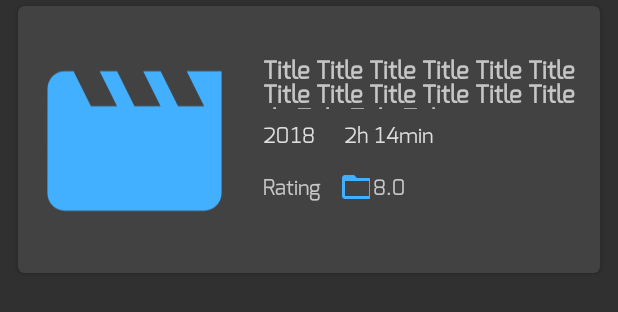
After one commit to ynsok/movie-app, an Android app: the layout search_item_list.xml on its own in the app's theme, with its tools: preview values and no code run, on a phone screen of 412 x 824 dp. The commit adds this screen. Shown: the top 312 px of the screen. Run offline under Robolectric (Android 15) with nearby library versions, the phone set to English and light mode, and no system bars.

Commit message:
searchRX

```diff
--- a/app/build.gradle
+++ b/app/build.gradle
@@ -84,6 +84,9 @@ dependencies {
     ktlint "com.github.shyiko:ktlint:0.29.0"
     implementation "me.cassiano:ktlint-html-reporter:0.2.0"
     implementation 'com.android.support:recyclerview-v7:28.0.0'
+
+    //RxJava2
+    implementation "io.reactivex.rxjava2:rxjava:2.1.14"
 }
 
 task detekt(type: JavaExec) {
--- a/app/src/main/java/com/example/movieapp/MyApplication.kt
+++ b/app/src/main/java/com/example/movieapp/MyApplication.kt
@@ -8,6 +8,7 @@ import com.example.movieapp.view.model.Browse.BrowseViewModelFactory
 import com.example.movieapp.view.model.Detail.DetailViewModel
 import com.example.movieapp.view.model.Genres.GenresViewModel
 import com.example.movieapp.view.model.Home.HomeViewModelFactory
+import com.example.movieapp.view.model.search.SearchViewModelFactory
 import com.jakewharton.retrofit2.adapter.kotlin.coroutines.CoroutineCallAdapterFactory
 import okhttp3.Interceptor
 import okhttp3.OkHttpClient
@@ -67,5 +68,6 @@ class MyApplication : Application(), KodeinAware {
         bind() from provider { BrowseViewModelFactory(instance()) }
         bind() from provider { GenresViewModel(instance()) }
         bind() from provider { DetailViewModel(instance()) }
+        bind() from provider { SearchViewModelFactory(instance()) }
     }
 }
--- a/app/src/main/java/com/example/movieapp/extention/Extention.kt
+++ b/app/src/main/java/com/example/movieapp/extention/Extention.kt
@@ -1,5 +1,7 @@
 package com.example.movieapp.extention
 
+import android.view.LayoutInflater
+import android.view.ViewGroup
 import com.example.movieapp.network.result.Result
 import retrofit2.Response
 import java.lang.Exception
@@ -16,3 +18,4 @@ suspend fun <T : Any> safeApi(call: suspend () -> Response<T>): Result<T> {
         return Result.Exception(e)
     }
 }
+fun ViewGroup.inflate(): LayoutInflater = LayoutInflater.from(context)
--- a/app/src/main/java/com/example/movieapp/network/MovieApiService.kt
+++ b/app/src/main/java/com/example/movieapp/network/MovieApiService.kt
@@ -35,4 +35,7 @@ interface MovieApiService {
 
     @GET("movie/{id}/videos?")
     fun getMovieDetailVideo(@Path("id") movieId: Int): Deferred<Response<Video>>
+
+    @GET("search/movie?")
+    fun getMoviesBySearch(@Query("query") query: String): Deferred<Response<Movie>>
 }
--- a/app/src/main/java/com/example/movieapp/repositories/Repository.kt
+++ b/app/src/main/java/com/example/movieapp/repositories/Repository.kt
@@ -33,4 +33,7 @@ class Repository(private val movieApiService: MovieApiService) {
 
     suspend fun getMovieDetailVideo(movieId: Int): Result<Video> =
         safeApi { movieApiService.getMovieDetailVideo(movieId).await() }
+
+    suspend fun getMovieBySearch(searchQuery: String): Result<Movie> =
+        safeApi { movieApiService.getMoviesBySearch(searchQuery).await() }
 }
--- a/app/src/main/java/com/example/movieapp/ui/fragments/BrowseFragment.kt
+++ b/app/src/main/java/com/example/movieapp/ui/fragments/BrowseFragment.kt
@@ -47,15 +47,15 @@ class BrowseFragment : Fragment(), KodeinAware {
 
     private fun getGenreListSuccess() =
         browseViewModel.getGenreListSuccess.observe(
-            this,
+            viewLifecycleOwner,
             Observer { Log.i("BrowserSuccess", it.toString()) })
 
     private fun getGenreListError() =
-        browseViewModel.getGenreListError.observe(this, Observer { Log.i("BrowserError", it) })
+        browseViewModel.getGenreListError.observe(viewLifecycleOwner, Observer { Log.i("BrowserError", it) })
 
     private fun getGenreListException() =
         browseViewModel.getGenreListException.observe(
-            this,
+            viewLifecycleOwner,
             Observer { Log.i("BrowserError", it?.message.toString()) })
 
     private fun instantiateBrowseViewModel() {
--- /dev/null
+++ b/app/src/main/res/layout/search_item_list.xml
@@ -0,0 +1,147 @@
+<?xml version="1.0" encoding="utf-8"?>
+<android.support.v7.widget.CardView
+    xmlns:android="http://schemas.android.com/apk/res/android"
+    xmlns:app="http://schemas.android.com/apk/res-auto"
+    xmlns:tools="http://schemas.android.com/tools"
+    android:id="@+id/card_view"
+    android:layout_width="match_parent"
+    android:layout_height="wrap_content"
+    android:layout_marginStart="12dp"
+    android:layout_marginTop="4dp"
+    android:layout_marginEnd="12dp"
+    android:layout_marginBottom="4dp"
+    android:elevation="8dp"
+    app:cardCornerRadius="4dp"
+    app:layout_constraintEnd_toEndOf="parent"
+    app:layout_constraintStart_toStartOf="parent"
+    app:layout_constraintTop_toTopOf="parent">
+
+
+    <android.support.constraint.ConstraintLayout
+        android:layout_width="match_parent"
+        android:layout_height="wrap_content"
+        tools:context=".activities.DataAdderActivity">
+
+        <TextView
+            android:id="@+id/rating_dl_txt_row_search_id"
+            android:layout_width="wrap_content"
+
+            android:layout_height="wrap_content"
+            android:layout_marginStart="2dp"
+            android:fontFamily="@font/exo_regular"
+            android:text="8.0"
+            android:textSize="14sp"
+            android:textStyle="normal"
+            app:layout_constraintBottom_toBottomOf="@+id/rating_img_details2"
+            app:layout_constraintStart_toEndOf="@+id/rating_img_details2"
+            app:layout_constraintTop_toTopOf="@+id/rating_img_details2" />
+
+        <ImageView
+            android:id="@+id/rating_img_details2"
+
+            android:layout_width="wrap_content"
+            android:layout_height="wrap_content"
+            android:layout_marginStart="12dp"
+            android:cropToPadding="false"
+            android:paddingEnd="-3dp"
+            app:layout_constraintBottom_toBottomOf="@+id/rating_txt_row_search"
+            app:layout_constraintStart_toEndOf="@+id/rating_txt_row_search"
+            app:layout_constraintTop_toTopOf="@+id/rating_txt_row_search"
+            app:srcCompat="@drawable/ic_browse_blue" />
+
+        <TextView
+            android:id="@+id/rating_txt_row_search"
+            android:layout_width="wrap_content"
+
+            android:layout_height="wrap_content"
+            android:layout_marginTop="16dp"
+            android:layout_marginBottom="48dp"
+            android:fontFamily="@font/exo_regular"
+            android:text="Rating"
+            android:textSize="14sp"
+            android:textStyle="normal"
+            app:layout_constraintBottom_toBottomOf="parent"
+            app:layout_constraintStart_toStartOf="@+id/year_txt_dl_row_search_id"
+            app:layout_constraintTop_toBottomOf="@+id/year_txt_dl_row_search_id" />
+
+        <android.support.constraint.Guideline
+            android:id="@+id/guideline5"
+            android:layout_width="match_parent"
+            android:layout_height="match_parent"
+            android:orientation="vertical"
+            app:layout_constraintGuide_percent="0.4" />
+
+        <android.support.constraint.Guideline
+            android:id="@+id/guideline"
+            android:layout_width="match_parent"
+            android:layout_height="match_parent"
+            android:orientation="vertical"
+            app:layout_constraintGuide_percent="0.54" />
+
+        <android.support.constraint.Guideline
+            android:id="@+id/guideline3"
+            android:layout_width="match_parent"
+            android:layout_height="match_parent"
+            android:orientation="horizontal"
+            app:layout_constraintGuide_percent="0.43" />
+
+        <ImageView
+            android:id="@+id/picutre_dl_id_row_search"
+            android:layout_width="0dp"
+            android:layout_height="0dp"
+            android:layout_marginStart="8dp"
+            android:layout_marginTop="8dp"
+            android:layout_marginEnd="8dp"
+            android:layout_marginBottom="6dp"
+            app:layout_constraintBottom_toBottomOf="parent"
+            app:layout_constraintEnd_toStartOf="@+id/guideline5"
+            app:layout_constraintHorizontal_bias="1.0"
+            app:layout_constraintStart_toStartOf="parent"
+            app:layout_constraintTop_toTopOf="parent"
+            app:srcCompat="@drawable/ic_launcher_foreground" />
+
+        <TextView
+            android:id="@+id/title_dl_txt_row_search_id"
+
+            android:layout_width="0dp"
+            android:layout_height="0dp"
+            android:layout_marginStart="8dp"
+            android:layout_marginTop="32dp"
+            android:layout_marginEnd="8dp"
+            android:layout_marginBottom="8dp"
+            android:fontFamily="@font/exo_regular"
+            android:text="Title Title Title Title Title Title Title Title Title Title Title Title tle Title Title Title "
+            android:textSize="16sp"
+            android:textStyle="bold"
+            app:layout_constraintBottom_toTopOf="@+id/guideline3"
+            app:layout_constraintEnd_toEndOf="parent"
+            app:layout_constraintStart_toStartOf="@+id/guideline5"
+            app:layout_constraintTop_toTopOf="parent" />
+
+        <TextView
+            android:id="@+id/year_txt_dl_row_search_id"
+            style="@style/GrayedOutText"
+
+            android:layout_width="wrap_content"
+            android:layout_height="wrap_content"
+            android:fontFamily="@font/exo_regular"
+            android:text="2018"
+            app:layout_constraintStart_toStartOf="@+id/title_dl_txt_row_search_id"
+            app:layout_constraintTop_toTopOf="@+id/guideline3" />
+
+        <TextView
+            android:id="@+id/length_txt_dl_row_search_id"
+            style="@style/GrayedOutText"
+
+            android:layout_width="0dp"
+            android:layout_height="wrap_content"
+            android:layout_marginStart="8dp"
+            android:fontFamily="@font/exo_regular"
+            android:text="2h 14min"
+            app:layout_constraintBottom_toBottomOf="@+id/year_txt_dl_row_search_id"
+            app:layout_constraintEnd_toEndOf="@+id/title_dl_txt_row_search_id"
+            app:layout_constraintStart_toStartOf="@+id/guideline"
+            app:layout_constraintTop_toTopOf="@+id/year_txt_dl_row_search_id" />
+
+    </android.support.constraint.ConstraintLayout>
+</android.support.v7.widget.CardView>
--- a/app/src/main/res/values/colors.xml
+++ b/app/src/main/res/values/colors.xml
@@ -6,4 +6,8 @@
     <color name="gray">#DDDDDD</color>
     <color name="light_blue">#42AFFF</color>
     <color name="dark_gray">#6d6d6d</color>
+    <color name="white">#FFFFFF</color>
+    <color name="black">#000000</color>
+    <color name="titleBackground">#33000000</color>
+
 </resources>
--- /dev/null
+++ b/app/src/main/res/values/dimen.xml
@@ -0,0 +1,4 @@
+<?xml version="1.0" encoding="utf-8"?>
+<resources>
+    <dimen name="maxFabImageSize">40dp</dimen>
+</resources>
--- a/app/src/main/res/values/strings.xml
+++ b/app/src/main/res/values/strings.xml
@@ -12,5 +12,6 @@
     <string name="search">Search</string>
     <string name="genres">Genres</string>
     <string name="home">Home</string>
+    <string name="search_toolbar">Search</string>
 
 </resources>
```
Also changed, not shown: app/src/main/java/com/example/movieapp/ui/SearchAdapter.kt (added, +32 -0 lines), app/src/main/java/com/example/movieapp/ui/fragments/HomeFragment.kt (+12 -12 lines), app/src/main/java/com/example/movieapp/ui/fragments/SearchFragment.kt (+74 -3 lines), app/src/main/java/com/example/movieapp/view/model/search/SearchViewModel.kt (added, +40 -0 lines), app/src/main/java/com/example/movieapp/view/model/search/SearchViewModelFactory.kt (added, +11 -0 lines), app/src/main/res/layout/fragment_search.xml (+26 -5 lines), app/src/main/res/values/styles.xml (+42 -6 lines), app/src/main/res/font/exo_regular.otf (added).
